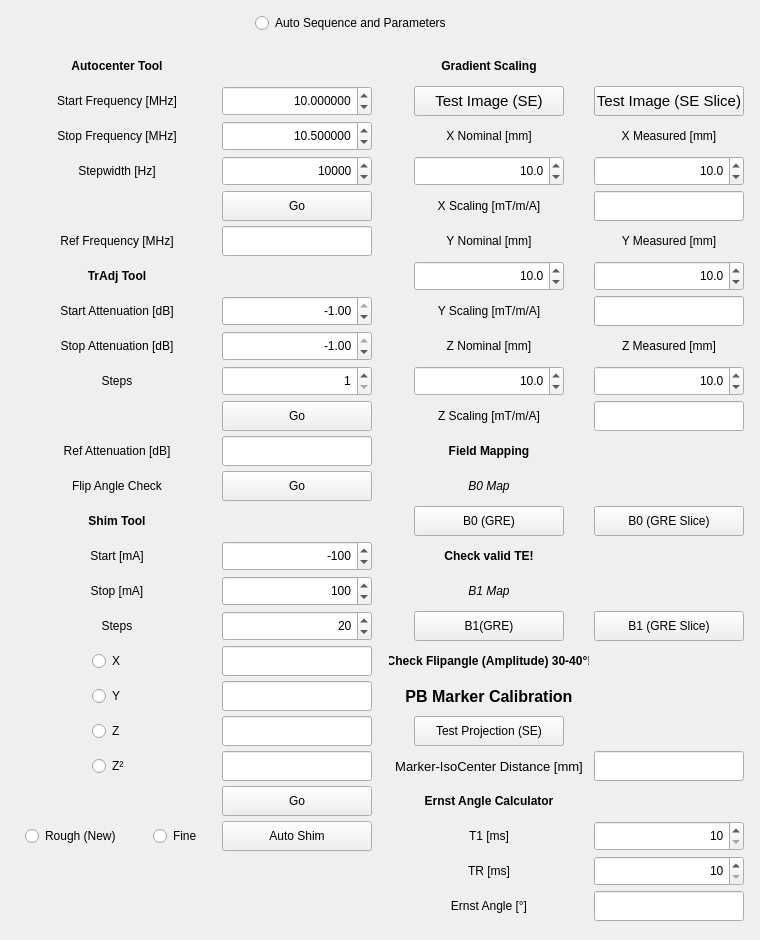
First picture: the form in Applications/relax2/ui/tools.ui, repository aberg-vrvis/ocra, before the edit.
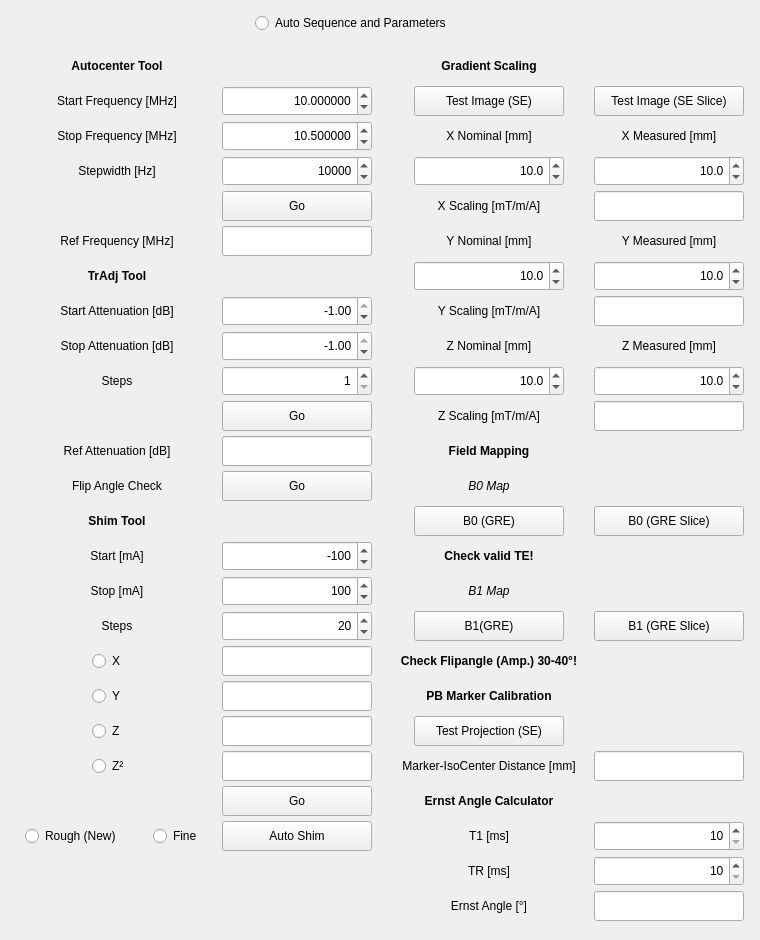
Second picture: the form after the edit.

```diff
--- a/Applications/relax2/ui/tools.ui
+++ b/Applications/relax2/ui/tools.ui
@@ -185,11 +185,6 @@
             <height>30</height>
            </size>
           </property>
-          <property name="font">
-           <font>
-            <pointsize>11</pointsize>
-           </font>
-          </property>
           <property name="text">
            <string>Test Image (SE)</string>
           </property>
@@ -279,13 +274,12 @@
         </property>
         <property name="font">
          <font>
-          <pointsize>9</pointsize>
           <weight>75</weight>
           <bold>true</bold>
          </font>
         </property>
         <property name="text">
-         <string>Check Flipangle (Amplitude) 30-40°!</string>
+         <string>Check Flipangle (Amp.) 30-40°!</string>
         </property>
         <property name="alignment">
          <set>Qt::AlignCenter</set>
@@ -797,7 +791,6 @@
         </property>
         <property name="font">
          <font>
-          <pointsize>12</pointsize>
           <weight>75</weight>
           <bold>true</bold>
          </font>
@@ -906,11 +899,6 @@
           <height>30</height>
          </size>
         </property>
-        <property name="font">
-         <font>
-          <pointsize>11</pointsize>
-         </font>
-        </property>
         <property name="text">
          <string>Test Image (SE Slice)</string>
         </property>
@@ -2193,11 +2181,6 @@
           <height>300</height>
          </size>
         </property>
-        <property name="font">
-         <font>
-          <pointsize>10</pointsize>
-         </font>
-        </property>
         <property name="text">
          <string>Marker-IsoCenter Distance [mm]</string>
         </property>
```
Left out of the diff: 1 changed line with no effect on the pictures.
